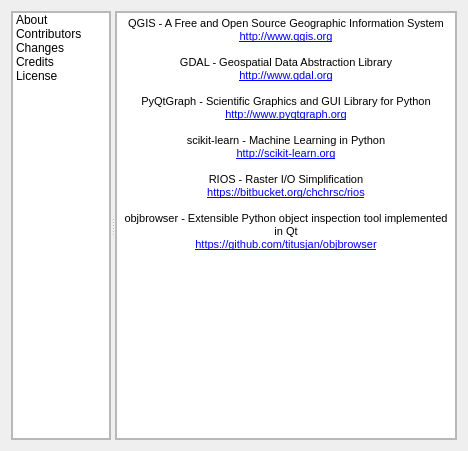
Old version of the form enmapbox/gui/ui/aboutdialog.ui in the repository EnMAP-Box/enmap-box.
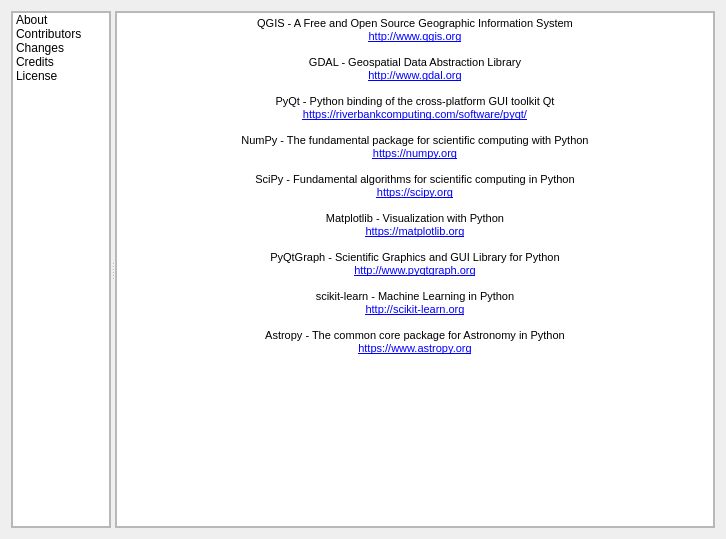
New version of the form. The open tabs and pages were chosen to show the change. Icons and pictures are not drawn.

```diff
--- a/enmapbox/gui/ui/aboutdialog.ui
+++ b/enmapbox/gui/ui/aboutdialog.ui
@@ -9,8 +9,8 @@
    <rect>
     <x>0</x>
     <y>0</y>
-    <width>468</width>
-    <height>451</height>
+    <width>726</width>
+    <height>539</height>
    </rect>
   </property>
   <property name="sizePolicy">
@@ -502,21 +502,27 @@
               <string>&lt;!DOCTYPE HTML PUBLIC &quot;-//W3C//DTD HTML 4.0//EN&quot; &quot;http://www.w3.org/TR/REC-html40/strict.dtd&quot;&gt;
 &lt;html&gt;&lt;head&gt;&lt;meta name=&quot;qrichtext&quot; content=&quot;1&quot; /&gt;&lt;style type=&quot;text/css&quot;&gt;
 p, li { white-space: pre-wrap; }
-&lt;/style&gt;&lt;/head&gt;&lt;body style=&quot; font-family:'MS Shell Dlg 2'; font-size:7.8pt; font-weight:400; font-style:normal;&quot;&gt;
+&lt;/style&gt;&lt;/head&gt;&lt;body style=&quot; font-family:'MS Shell Dlg 2'; font-size:8.25pt; font-weight:400; font-style:normal;&quot;&gt;
 &lt;p align=&quot;center&quot; style=&quot; margin-top:0px; margin-bottom:0px; margin-left:0px; margin-right:0px; -qt-block-indent:0; text-indent:0px;&quot;&gt;&lt;span style=&quot; font-size:8pt;&quot;&gt;QGIS - A Free and Open Source Geographic Information System&lt;/span&gt;&lt;/p&gt;
 &lt;p align=&quot;center&quot; style=&quot; margin-top:0px; margin-bottom:0px; margin-left:0px; margin-right:0px; -qt-block-indent:0; text-indent:0px;&quot;&gt;&lt;a href=&quot;http://www.qgis.org&quot;&gt;&lt;span style=&quot; font-size:8pt; text-decoration: underline; color:#0000ff;&quot;&gt;http://www.qgis.org&lt;/span&gt;&lt;/a&gt;&lt;/p&gt;
 &lt;p align=&quot;center&quot; style=&quot;-qt-paragraph-type:empty; margin-top:0px; margin-bottom:0px; margin-left:0px; margin-right:0px; -qt-block-indent:0; text-indent:0px; font-size:8pt; text-decoration: underline; color:#0000ff;&quot;&gt;&lt;br /&gt;&lt;/p&gt;
 &lt;p align=&quot;center&quot; style=&quot; margin-top:0px; margin-bottom:0px; margin-left:0px; margin-right:0px; -qt-block-indent:0; text-indent:0px;&quot;&gt;&lt;span style=&quot; font-size:8pt;&quot;&gt;GDAL - Geospatial Data Abstraction Library&lt;br /&gt;&lt;/span&gt;&lt;a href=&quot;http://www.gdal.org&quot;&gt;&lt;span style=&quot; font-size:8pt; text-decoration: underline; color:#0000ff;&quot;&gt;http://www.gdal.org&lt;/span&gt;&lt;/a&gt;&lt;/p&gt;
-&lt;p align=&quot;center&quot; style=&quot;-qt-paragraph-type:empty; margin-top:0px; margin-bottom:0px; margin-left:0px; margin-right:0px; -qt-block-indent:0; text-indent:0px; font-size:8pt; text-decoration: underline; color:#0000ff;&quot;&gt;&lt;br /&gt;&lt;/p&gt;
+&lt;p align=&quot;center&quot; style=&quot;-qt-paragraph-type:empty; margin-top:0px; margin-bottom:0px; margin-left:0px; margin-right:0px; -qt-block-indent:0; text-indent:0px;&quot;&gt;&lt;br /&gt;&lt;/p&gt;
+&lt;p align=&quot;center&quot; style=&quot; margin-top:0px; margin-bottom:0px; margin-left:0px; margin-right:0px; -qt-block-indent:0; text-indent:0px;&quot;&gt;&lt;span style=&quot; font-size:8pt;&quot;&gt;PyQt - Python binding of the cross-platform GUI toolkit Qt&lt;br /&gt;&lt;/span&gt;&lt;a href=&quot;http://www.gdal.org&quot;&gt;&lt;span style=&quot; font-size:8pt; text-decoration: underline; color:#0000ff;&quot;&gt;https://riverbankcomputing.com/software/pyqt/&lt;/span&gt;&lt;/a&gt;&lt;/p&gt;
+&lt;p align=&quot;center&quot; style=&quot;-qt-paragraph-type:empty; margin-top:0px; margin-bottom:0px; margin-left:0px; margin-right:0px; -qt-block-indent:0; text-indent:0px;&quot;&gt;&lt;br /&gt;&lt;/p&gt;
+&lt;p align=&quot;center&quot; style=&quot; margin-top:0px; margin-bottom:0px; margin-left:0px; margin-right:0px; -qt-block-indent:0; text-indent:0px;&quot;&gt;&lt;span style=&quot; font-size:8pt;&quot;&gt;NumPy - The fundamental package for scientific computing with Python&lt;br /&gt;&lt;/span&gt;&lt;a href=&quot;http://www.gdal.org&quot;&gt;&lt;span style=&quot; font-size:8pt; text-decoration: underline; color:#0000ff;&quot;&gt;https://numpy.org&lt;/span&gt;&lt;/a&gt;&lt;/p&gt;
+&lt;p align=&quot;center&quot; style=&quot;-qt-paragraph-type:empty; margin-top:0px; margin-bottom:0px; margin-left:0px; margin-right:0px; -qt-block-indent:0; text-indent:0px;&quot;&gt;&lt;br /&gt;&lt;/p&gt;
+&lt;p align=&quot;center&quot; style=&quot; margin-top:0px; margin-bottom:0px; margin-left:0px; margin-right:0px; -qt-block-indent:0; text-indent:0px;&quot;&gt;&lt;span style=&quot; font-size:8pt;&quot;&gt;SciPy - Fundamental algorithms for scientific computing in Python&lt;br /&gt;&lt;/span&gt;&lt;a href=&quot;http://www.gdal.org&quot;&gt;&lt;span style=&quot; font-size:8pt; text-decoration: underline; color:#0000ff;&quot;&gt;https://scipy.org&lt;/span&gt;&lt;/a&gt;&lt;/p&gt;
+&lt;p align=&quot;center&quot; style=&quot;-qt-paragraph-type:empty; margin-top:0px; margin-bottom:0px; margin-left:0px; margin-right:0px; -qt-block-indent:0; text-indent:0px;&quot;&gt;&lt;br /&gt;&lt;/p&gt;
+&lt;p align=&quot;center&quot; style=&quot; margin-top:0px; margin-bottom:0px; margin-left:0px; margin-right:0px; -qt-block-indent:0; text-indent:0px;&quot;&gt;&lt;span style=&quot; font-size:8pt;&quot;&gt;Matplotlib - Visualization with Python&lt;br /&gt;&lt;/span&gt;&lt;a href=&quot;http://www.gdal.org&quot;&gt;&lt;span style=&quot; font-size:8pt; text-decoration: underline; color:#0000ff;&quot;&gt;https://matplotlib.org&lt;/span&gt;&lt;/a&gt;&lt;/p&gt;
+&lt;p align=&quot;center&quot; style=&quot;-qt-paragraph-type:empty; margin-top:0px; margin-bottom:0px; margin-left:0px; margin-right:0px; -qt-block-indent:0; text-indent:0px;&quot;&gt;&lt;br /&gt;&lt;/p&gt;
 &lt;p align=&quot;center&quot; style=&quot; margin-top:0px; margin-bottom:0px; margin-left:0px; margin-right:0px; -qt-block-indent:0; text-indent:0px;&quot;&gt;&lt;span style=&quot; font-size:8pt;&quot;&gt;PyQtGraph - Scientific Graphics and GUI Library for Python&lt;/span&gt;&lt;/p&gt;
 &lt;p align=&quot;center&quot; style=&quot; margin-top:0px; margin-bottom:0px; margin-left:0px; margin-right:0px; -qt-block-indent:0; text-indent:0px;&quot;&gt;&lt;a href=&quot;http://www.pyqtgraph.org&quot;&gt;&lt;span style=&quot; font-size:8pt; text-decoration: underline; color:#0000ff;&quot;&gt;http://www.pyqtgraph.org&lt;/span&gt;&lt;/a&gt;&lt;/p&gt;
 &lt;p align=&quot;center&quot; style=&quot;-qt-paragraph-type:empty; margin-top:0px; margin-bottom:0px; margin-left:0px; margin-right:0px; -qt-block-indent:0; text-indent:0px; font-size:8pt; text-decoration: underline; color:#0000ff;&quot;&gt;&lt;br /&gt;&lt;/p&gt;
 &lt;p align=&quot;center&quot; style=&quot; margin-top:0px; margin-bottom:0px; margin-left:0px; margin-right:0px; -qt-block-indent:0; text-indent:0px;&quot;&gt;&lt;span style=&quot; font-size:8pt;&quot;&gt;scikit-learn - Machine Learning in Python&lt;/span&gt;&lt;/p&gt;
 &lt;p align=&quot;center&quot; style=&quot; margin-top:0px; margin-bottom:0px; margin-left:0px; margin-right:0px; -qt-block-indent:0; text-indent:0px;&quot;&gt;&lt;a href=&quot;http://scikit-learn.org&quot;&gt;&lt;span style=&quot; font-size:8pt; text-decoration: underline; color:#0000ff;&quot;&gt;http://scikit-learn.org&lt;/span&gt;&lt;/a&gt;&lt;span style=&quot; font-size:8pt;&quot;&gt;&lt;br /&gt;&lt;/span&gt;&lt;/p&gt;
-&lt;p align=&quot;center&quot; style=&quot; margin-top:0px; margin-bottom:0px; margin-left:0px; margin-right:0px; -qt-block-indent:0; text-indent:0px;&quot;&gt;&lt;span style=&quot; font-size:8pt;&quot;&gt;RIOS - Raster I/O Simplification&lt;/span&gt;&lt;/p&gt;
-&lt;p align=&quot;center&quot; style=&quot; margin-top:0px; margin-bottom:0px; margin-left:0px; margin-right:0px; -qt-block-indent:0; text-indent:0px;&quot;&gt;&lt;a href=&quot;https://bitbucket.org/chchrsc/rios&quot;&gt;&lt;span style=&quot; font-size:8pt; text-decoration: underline; color:#0000ff;&quot;&gt;https://bitbucket.org/chchrsc/rios&lt;/span&gt;&lt;/a&gt;&lt;/p&gt;
-&lt;p align=&quot;center&quot; style=&quot;-qt-paragraph-type:empty; margin-top:0px; margin-bottom:0px; margin-left:0px; margin-right:0px; -qt-block-indent:0; text-indent:0px; font-size:8pt;&quot;&gt;&lt;br /&gt;&lt;/p&gt;
-&lt;p align=&quot;center&quot; style=&quot; margin-top:0px; margin-bottom:0px; margin-left:0px; margin-right:0px; -qt-block-indent:0; text-indent:0px;&quot;&gt;&lt;span style=&quot; font-size:8pt;&quot;&gt;objbrowser - Extensible Python object inspection tool implemented in Qt&lt;br /&gt;&lt;/span&gt;&lt;a href=&quot;https://github.com/titusjan/objbrowser&quot;&gt;&lt;span style=&quot; font-size:8pt; text-decoration: underline; color:#0000ff;&quot;&gt;https://github.com/titusjan/objbrowser&lt;/span&gt;&lt;/a&gt;&lt;/p&gt;&lt;/body&gt;&lt;/html&gt;</string>
+&lt;p align=&quot;center&quot; style=&quot; margin-top:0px; margin-bottom:0px; margin-left:0px; margin-right:0px; -qt-block-indent:0; text-indent:0px;&quot;&gt;&lt;span style=&quot; font-size:8pt;&quot;&gt;Astropy - The common core package for Astronomy in Python&lt;/span&gt;&lt;/p&gt;
+&lt;p align=&quot;center&quot; style=&quot; margin-top:0px; margin-bottom:0px; margin-left:0px; margin-right:0px; -qt-block-indent:0; text-indent:0px;&quot;&gt;&lt;a href=&quot;https://bitbucket.org/chchrsc/rios&quot;&gt;&lt;span style=&quot; font-size:8pt; text-decoration: underline; color:#0000ff;&quot;&gt;https://www.astropy.org&lt;/span&gt;&lt;/a&gt;&lt;/p&gt;&lt;/body&gt;&lt;/html&gt;</string>
              </property>
             </widget>
            </item>
```
Left out of the diff: 2 changed lines with no effect on the pictures.
